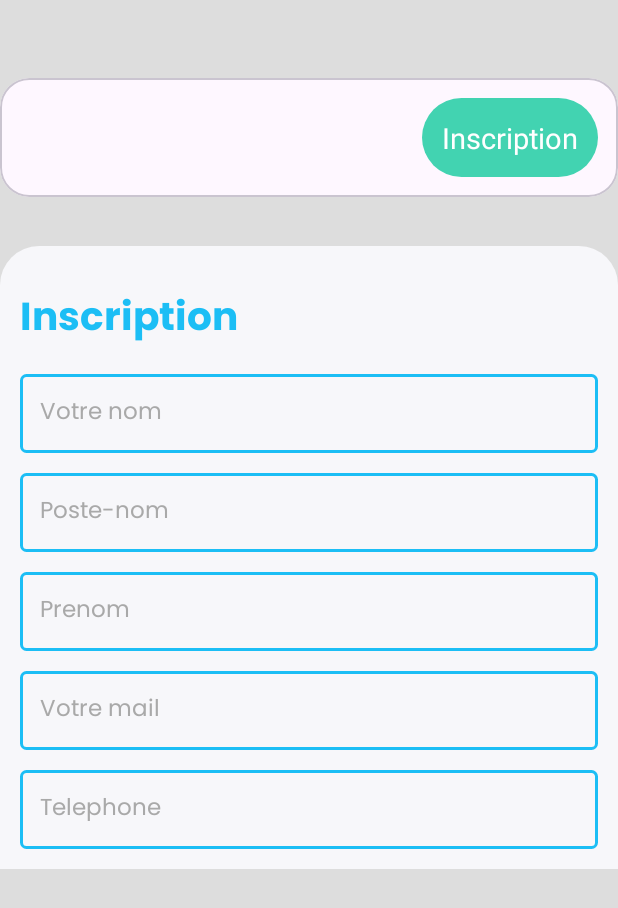
After one commit to BabiMumba/Afya-Nzuri, an Android app: the PatienRegisterActivity screen opened directly, with no data from a screen before it, on a phone screen of 412 x 824 dp. The commit adds this screen. Shown: the top 908 px of the screen. Run offline under Robolectric (Android 15) with nearby library versions, the phone set to English and light mode, and no system bars; our stand-ins replace sdp/ssp sizes.

Commit message:
ajouter la page de connexion et register

```diff
--- /dev/null
+++ b/app/src/main/java/cd/projetthealthcare/com/Auth/PatienRegisterActivity.kt
@@ -0,0 +1,21 @@
+package cd.projetthealthcare.com.Auth
+
+import android.os.Bundle
+import androidx.activity.enableEdgeToEdge
+import androidx.appcompat.app.AppCompatActivity
+import androidx.core.view.ViewCompat
+import androidx.core.view.WindowInsetsCompat
+import cd.projetthealthcare.com.R
+
+class PatienRegisterActivity : AppCompatActivity() {
+    override fun onCreate(savedInstanceState: Bundle?) {
+        super.onCreate(savedInstanceState)
+        enableEdgeToEdge()
+        setContentView(R.layout.activity_patien_register)
+        ViewCompat.setOnApplyWindowInsetsListener(findViewById(R.id.main)) { v, insets ->
+            val systemBars = insets.getInsets(WindowInsetsCompat.Type.systemBars())
+            v.setPadding(systemBars.left, systemBars.top, systemBars.right, systemBars.bottom)
+            insets
+        }
+    }
+}
--- /dev/null
+++ b/app/src/main/res/drawable/background_input_new.xml
@@ -0,0 +1,15 @@
+<?xml version="1.0" encoding="utf-8"?>
+<shape xmlns:android="http://schemas.android.com/apk/res/android"
+    android:shape="rectangle">
+
+
+
+    <stroke android:color="@color/primary"
+        android:width="2dp"/>
+    <corners android:radius="3dp"/>
+    <padding android:bottom="12dp"
+        android:top="12dp"
+        android:left="8dp"
+        android:right="8dp"/>
+
+</shape>
--- /dev/null
+++ b/app/src/main/res/drawable/border_radius.xml
@@ -0,0 +1,7 @@
+<?xml version="1.0" encoding="utf-8"?>
+<shape xmlns:android="http://schemas.android.com/apk/res/android">
+    <solid android:color="@color/Accent" />
+    <corners android:radius="@dimen/_50sdp" />
+
+
+</shape>
--- /dev/null
+++ b/app/src/main/res/drawable/layout_border.xml
@@ -0,0 +1,10 @@
+<?xml version="1.0" encoding="utf-8"?>
+<shape xmlns:android="http://schemas.android.com/apk/res/android">
+    <solid android:color="@color/backgroud" />
+    <corners
+         android:topLeftRadius="@dimen/_20sdp"
+            android:topRightRadius="@dimen/_20sdp"
+        />
+
+
+</shape>
--- /dev/null
+++ b/app/src/main/res/layout/activity_patien_register.xml
@@ -0,0 +1,136 @@
+<?xml version="1.0" encoding="utf-8"?>
+<androidx.core.widget.NestedScrollView
+    xmlns:android="http://schemas.android.com/apk/res/android"
+    xmlns:app="http://schemas.android.com/apk/res-auto"
+    xmlns:tools="http://schemas.android.com/tools"
+    android:id="@+id/main"
+    android:layout_width="match_parent"
+    android:layout_height="match_parent"
+    android:orientation="vertical"
+    android:background="@color/gray"
+    android:padding="@dimen/_5sdp"
+    tools:context=".Auth.PatientLoginActivity">
+
+   <LinearLayout
+       android:layout_width="match_parent"
+       android:layout_height="match_parent"
+       android:orientation="vertical"
+       >
+       <com.google.android.material.card.MaterialCardView
+           android:layout_marginTop="@dimen/_40sdp"
+           android:layout_width="match_parent"
+           android:layout_height="wrap_content"
+           android:padding="@dimen/_12sdp"
+           app:cardCornerRadius="@dimen/_15sdp"
+           >
+           <TextView
+               android:layout_margin="@dimen/_10sdp"
+               android:background="@drawable/border_radius"
+               android:layout_width="wrap_content"
+               android:layout_height="wrap_content"
+               android:text="Inscription"
+               android:textSize="@dimen/_15ssp"
+               android:layout_marginStart="@dimen/_5sdp"
+               android:textColor="@color/white"
+               android:padding="@dimen/_10sdp"
+               android:layout_gravity="end"
+               />
+
+
+       </com.google.android.material.card.MaterialCardView>
+       <LinearLayout
+           android:layout_marginTop="@dimen/_25ssp"
+           android:layout_width="match_parent"
+           android:layout_height="match_parent"
+           android:orientation="vertical"
+           android:padding="@dimen/_10sdp"
+           android:background="@drawable/layout_border"
+           >
+           <TextView
+               android:layout_marginTop="@dimen/_10sdp"
+               android:layout_width="match_parent"
+               android:layout_height="wrap_content"
+               android:text="Inscription"
+               android:fontFamily="@font/poppins_bold"
+               android:textSize="@dimen/_20ssp"
+               android:textColor="@color/primary"
+
+               />
+           <EditText
+               android:id="@+id/edt_name"
+               android:layout_width="match_parent"
+               android:layout_height="wrap_content"
+               android:background="@drawable/background_input_new"
+               android:hint="Votre nom"
+               android:padding="@dimen/_10sdp"
+               android:textSize="@dimen/_12ssp"
+               android:fontFamily="@font/poppins_regular"
+               android:textColorHint="@color/grey"
+               android:textColor="@color/primary_text"
+               android:layout_marginTop="@dimen/_10sdp"
+               android:inputType="textPersonName"
+               />
+           <EditText
+               android:id="@+id/edt_postenom"
+               android:layout_width="match_parent"
+               android:layout_height="wrap_content"
+               android:background="@drawable/background_input_new"
+               android:hint="Poste-nom"
+               android:padding="@dimen/_10sdp"
+               android:textSize="@dimen/_12ssp"
+               android:fontFamily="@font/poppins_regular"
+               android:textColorHint="@color/grey"
+               android:textColor="@color/primary_text"
+               android:layout_marginTop="@dimen/_10sdp"
+               android:inputType="textPersonName"
+               />
+           <EditText
+               android:id="@+id/edt_prenom"
+               android:layout_width="match_parent"
+               android:layout_height="wrap_content"
+               android:background="@drawable/background_input_new"
+               android:hint="Prenom"
+               android:padding="@dimen/_10sdp"
+               android:textSize="@dimen/_12ssp"
+               android:fontFamily="@font/poppins_regular"
+               android:textColorHint="@color/grey"
+               android:textColor="@color/primary_text"
+               android:layout_marginTop="@dimen/_10sdp"
+               android:inputType="textPersonName"
+               />
+           <EditText
+               android:id="@+id/edt_email"
+               android:layout_width="match_parent"
+               android:layout_height="wrap_content"
+               android:background="@drawable/background_input_new"
+               android:hint="Votre mail"
+               android:padding="@dimen/_10sdp"
+               android:textSize="@dimen/_12ssp"
+               android:fontFamily="@font/poppins_regular"
+               android:textColorHint="@color/grey"
+               android:textColor="@color/primary_text"
+               android:layout_marginTop="@dimen/_10sdp"
+               android:inputType="textEmailAddress"
+               />
+           <EditText
+               android:id="@+id/edt_phone"
+               android:layout_width="match_parent"
+               android:layout_height="wrap_content"
+               android:background="@drawable/background_input_new"
+               android:hint="Telephone"
+               android:padding="@dimen/_10sdp"
+               android:textSize="@dimen/_12ssp"
+               android:fontFamily="@font/poppins_regular"
+               android:textColorHint="@color/grey"
+               android:textColor="@color/primary_text"
+               android:layout_marginTop="@dimen/_10sdp"
+               android:inputType="phone"
+               />
+
+
+
+       </LinearLayout>
+
+   </LinearLayout>
+
+</androidx.core.widget.NestedScrollView>
--- a/app/src/main/res/layout/activity_splash_screen.xml
+++ b/app/src/main/res/layout/activity_splash_screen.xml
@@ -29,6 +29,7 @@
             android:text="HealthCare"
             android:textColor="@color/primary"
             android:textSize="@dimen/_20ssp"
+            android:fontFamily="@font/poppins_bold"
             />
         <TextView
             android:layout_width="wrap_content"
@@ -37,6 +38,7 @@
             android:text="votre santé est notre priorité"
             android:textColor="@color/primary"
             android:textSize="@dimen/_10ssp"
+            android:fontFamily="@font/poppins_regular"
             />
 
     </LinearLayout>
--- a/app/src/main/res/values/colors.xml
+++ b/app/src/main/res/values/colors.xml
@@ -4,7 +4,7 @@
     <color name="primary">#1CBEF5</color>
     <color name="rouge">#1CBEF5</color>
     <color name="vert">#2FFF00</color>
-    <color name="Accent">#ff4747</color>
+    <color name="Accent">#42D3B1</color>
     <color name="backgroud">#F7F7FA</color>
     <color name="card_background">#FFFFFF</color>
     <color name="primary_text">#000000</color>
--- a/app/src/main/res/values/strings.xml
+++ b/app/src/main/res/values/strings.xml
@@ -1,3 +1,4 @@
 <resources>
     <string name="app_name">HealthCare</string>
+    <string name="create_count">Vous n\'avez pas de compte ? <font color="#1CBEF5">Créer un compte</font></string>
 </resources>
```
Also changed, not shown: app/src/main/AndroidManifest.xml (+10 -0 lines), app/src/main/java/cd/projetthealthcare/com/Auth/PatientLoginActivity.kt (added, +24 -0 lines), app/src/main/java/cd/projetthealthcare/com/MyApplication.kt (added, +20 -0 lines), app/src/main/java/cd/projetthealthcare/com/View/OnboardActivity.kt (added, +31 -0 lines), app/src/main/res/layout/activity_onboard.xml (added, +94 -0 lines), app/src/main/res/layout/activity_patient_login.xml (added, +118 -0 lines).
